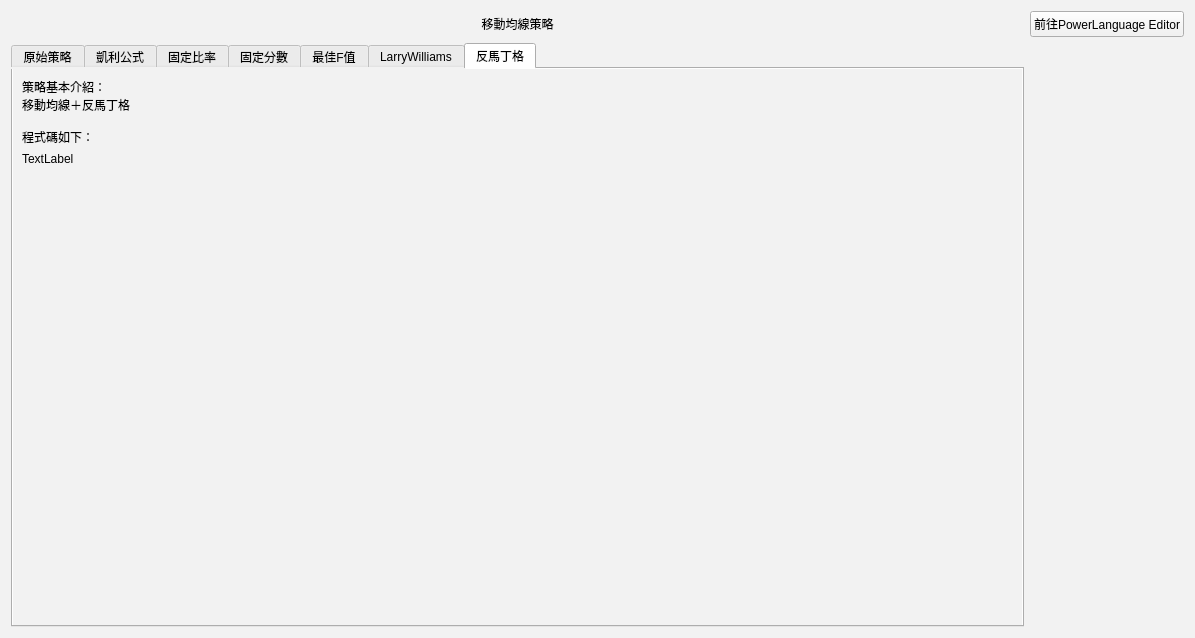
Qt form MoveAverage_Strategies_UI.ui (allen93075/Winner) before a commit.
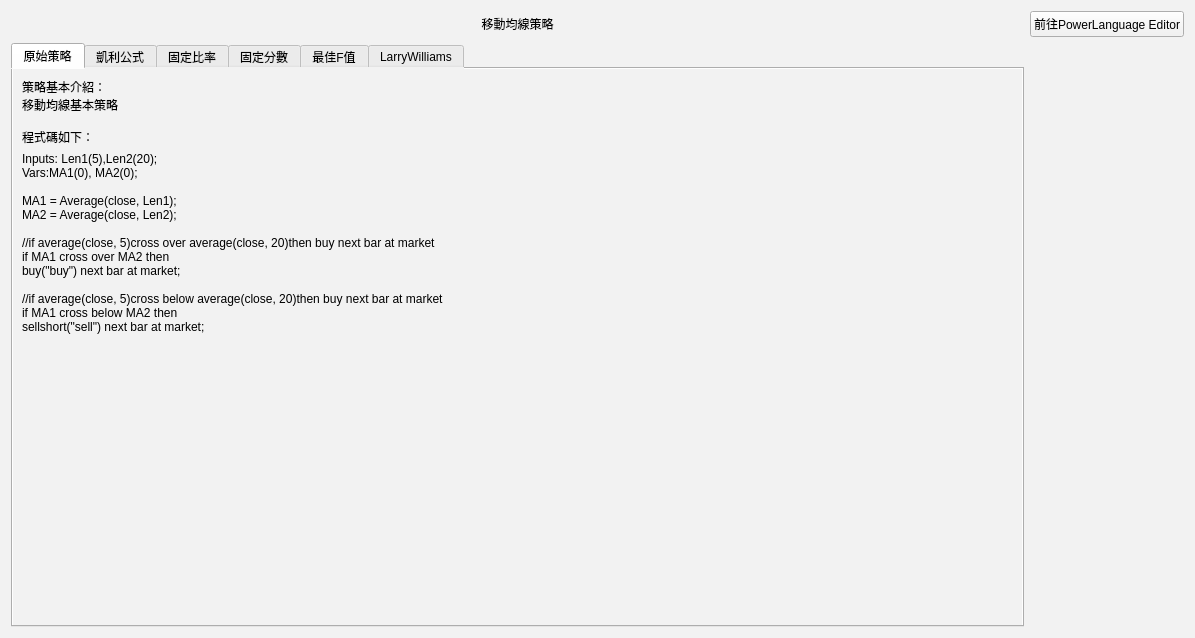
The same form after that commit. The open tabs and pages were chosen to show the change.

Diff of the .ui file:
```diff
--- a/MoveAverage_Strategies_UI.ui
+++ b/MoveAverage_Strategies_UI.ui
@@ -437,43 +437,6 @@
        </item>
       </layout>
      </widget>
-     <widget class="QWidget" name="tab_7">
-      <attribute name="title">
-       <string>反馬丁格</string>
-      </attribute>
-      <layout class="QGridLayout" name="gridLayout_7">
-       <item row="1" column="0">
-        <widget class="QLabel" name="label_15">
-         <property name="text">
-          <string>TextLabel</string>
-         </property>
-        </widget>
-       </item>
-       <item row="0" column="0">
-        <widget class="QLabel" name="label_8">
-         <property name="text">
-          <string>策略基本介紹：
-移動均線＋反馬丁格
-
-程式碼如下：</string>
-         </property>
-        </widget>
-       </item>
-       <item row="2" column="0">
-        <spacer name="verticalSpacer_7">
-         <property name="orientation">
-          <enum>Qt::Vertical</enum>
-         </property>
-         <property name="sizeHint" stdset="0">
-          <size>
-           <width>20</width>
-           <height>40</height>
-          </size>
-         </property>
-        </spacer>
-       </item>
-      </layout>
-     </widget>
     </widget>
    </item>
   </layout>
```
